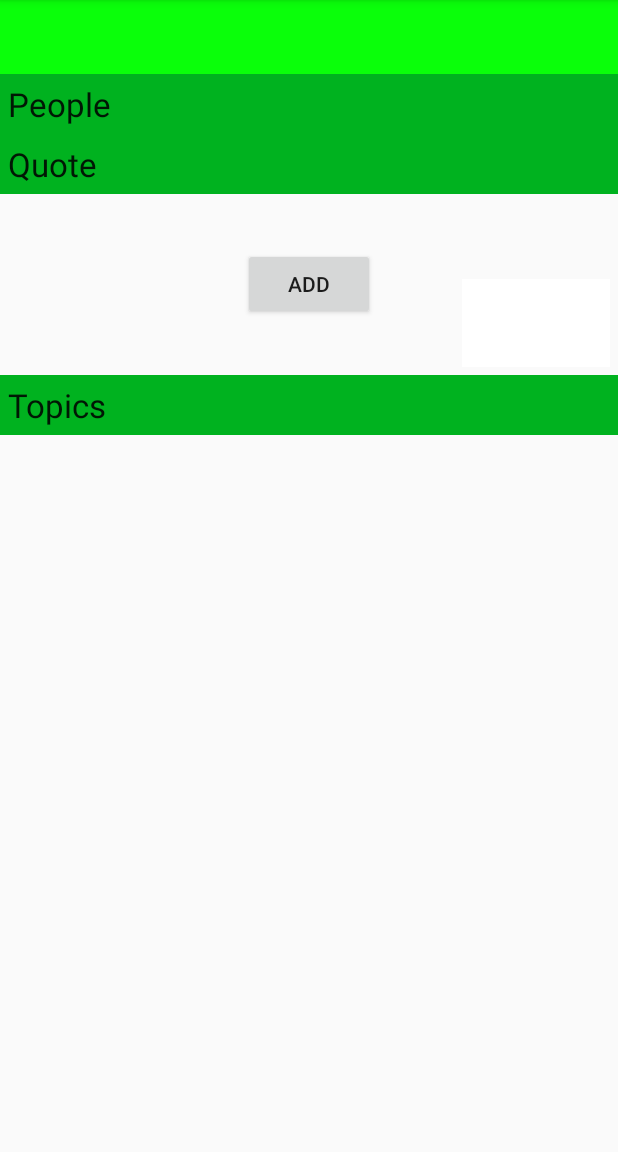
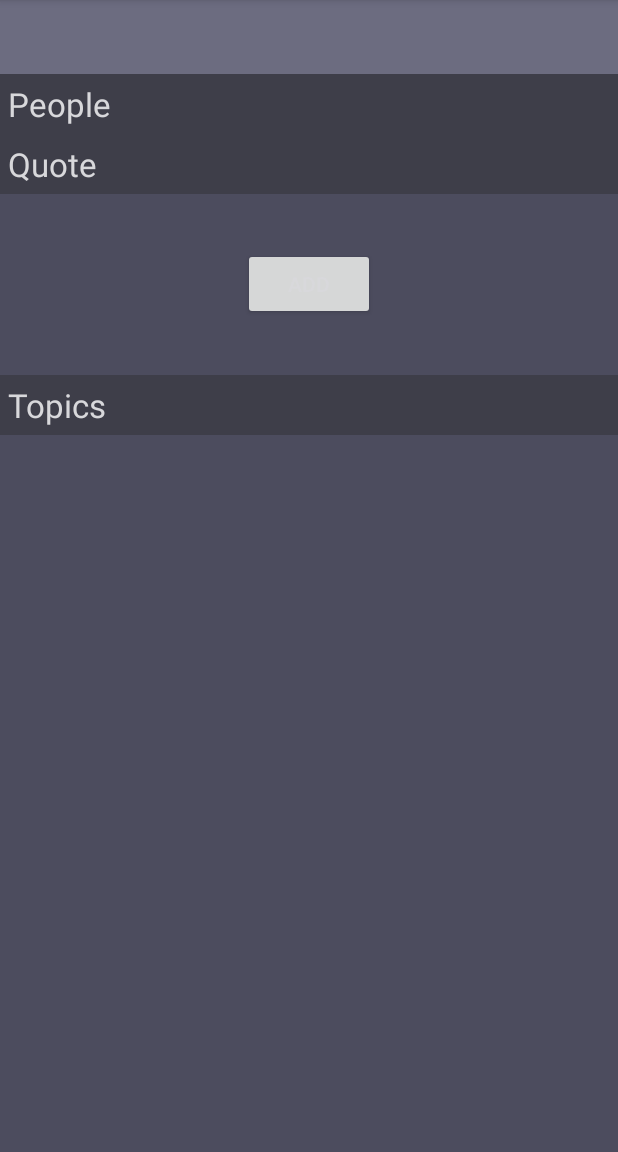
Before and after one commit to spacifici/nww, an Android app: the layout fragment_share_main.xml on its own in the app's theme, with its tools: preview values and no code run, on a phone screen of 412 x 824 dp, the part 84-1236 px from its top. Run offline under Robolectric (Android 15) with nearby library versions, the phone set to English and light mode, and no system bars.

Commit message:
Colors aligned to others product

```diff
--- a/android/app/src/main/java/com/nww/munich/newssharer/sharing/MainFragment.java
+++ b/android/app/src/main/java/com/nww/munich/newssharer/sharing/MainFragment.java
@@ -138,6 +138,7 @@ public class MainFragment extends Fragment implements OnClickListener {
                 CheckBox checkBox = new CheckBox(getActivity());
 
                 checkBox.setText(name);
+                checkBox.setTextColor(getResources().getColor(R.color.default_text_color));
                 LayoutParams layoutParams = new LayoutParams(LayoutParams.MATCH_PARENT, LayoutParams.WRAP_CONTENT);
                 int margin = getResources().getDimensionPixelSize(R.dimen.gridviews_padding);
                 layoutParams.setMargins(margin, margin, margin, margin);
--- a/android/app/src/main/res/layout/fragment_share_main.xml
+++ b/android/app/src/main/res/layout/fragment_share_main.xml
@@ -1,7 +1,8 @@
 <?xml version="1.0" encoding="utf-8"?>
 
 <ScrollView xmlns:android="http://schemas.android.com/apk/res/android"
-    android:layout_width="match_parent" android:layout_height="match_parent">
+    android:layout_width="match_parent" android:layout_height="match_parent"
+    android:background="@color/common_background">
 
     <LinearLayout
         android:orientation="vertical"
@@ -19,7 +20,8 @@
                 android:textAppearance="?android:attr/textAppearanceLarge"
                 android:id="@+id/titleTextView"
                 android:layout_margin="10dp"
-                android:ellipsize="end" />
+                android:ellipsize="end"
+                android:textColor="@color/default_text_color" />
         </FrameLayout>
 
         <LinearLayout
@@ -36,7 +38,8 @@
                 android:text="@string/people"
                 android:id="@+id/textView"
                 android:layout_weight="1"
-                android:layout_gravity="center_vertical" />
+                android:layout_gravity="center_vertical"
+                android:textColor="@color/default_text_color" />
 
         </LinearLayout>
 
@@ -62,7 +65,8 @@
                 android:text="@string/quote"
                 android:id="@+id/textView2"
                 android:layout_weight="1"
-                android:layout_gravity="center_vertical" />
+                android:layout_gravity="center_vertical"
+                android:textColor="@color/default_text_color" />
 
         </LinearLayout>
 
@@ -76,20 +80,22 @@
                 android:layout_height="wrap_content"
                 android:textAppearance="?android:attr/textAppearanceMedium"
                 android:id="@+id/quoteTextView"
-                android:lines="5" />
+                android:lines="5"
+                android:textColor="@color/default_text_color" />
 
             <Button
                 android:layout_width="wrap_content"
                 android:layout_height="wrap_content"
                 android:text="@string/add_new"
                 android:id="@+id/addQuoteButton"
-                android:layout_gravity="center" />
+                android:layout_gravity="center"
+                android:textColor="@color/default_text_color" />
 
             <FrameLayout
                 android:layout_width="wrap_content"
                 android:layout_height="wrap_content"
                 android:layout_gravity="bottom|right"
-                android:background="@android:color/white"
+                android:background="@color/common_background"
                 android:padding="@dimen/gridviews_padding">
 
                 <Button
@@ -97,7 +103,8 @@
                     android:layout_height="wrap_content"
                     android:text="@string/change"
                     android:id="@+id/changeQuoteButton"
-                    android:visibility="invisible" />
+                    android:visibility="invisible"
+                    android:textColor="@color/default_text_color" />
             </FrameLayout>
         </FrameLayout>
 
@@ -115,7 +122,8 @@
                 android:text="@string/topics"
                 android:id="@+id/textView4"
                 android:layout_weight="1"
-                android:layout_gravity="center_vertical" />
+                android:layout_gravity="center_vertical"
+                android:textColor="@color/default_text_color" />
         </LinearLayout>
 
         <LinearLayout
--- a/android/app/src/main/res/layout/person_view_layout.xml
+++ b/android/app/src/main/res/layout/person_view_layout.xml
@@ -3,7 +3,8 @@
 <LinearLayout xmlns:android="http://schemas.android.com/apk/res/android"
     android:orientation="horizontal" android:layout_width="match_parent"
     android:layout_height="wrap_content"
-    android:gravity="center_vertical">
+    android:gravity="center_vertical"
+    android:background="@color/common_background">
 
     <CheckBox
         android:layout_width="wrap_content"
@@ -27,13 +28,15 @@
             android:layout_height="wrap_content"
             android:textAppearance="?android:attr/textAppearanceMedium"
             android:text="@string/people"
-            android:id="@+id/nameTextView" />
+            android:id="@+id/nameTextView"
+            android:textColor="@color/default_text_color" />
 
         <TextView
             android:layout_width="wrap_content"
             android:layout_height="wrap_content"
             android:textAppearance="?android:attr/textAppearanceSmall"
             android:text="@string/error_parsing_backend_response"
-            android:id="@+id/positionTextView" />
+            android:id="@+id/positionTextView"
+            android:textColor="@color/default_text_color" />
     </LinearLayout>
 </LinearLayout>
--- a/android/app/src/main/res/values/colors.xml
+++ b/android/app/src/main/res/values/colors.xml
@@ -1,5 +1,7 @@
 <?xml version="1.0" encoding="utf-8"?>
 <resources>
-    <color name="section_title_background">#ff00b21f</color>
-    <color name="article_title_background">#ff0aff0a</color>
+    <color name="section_title_background">#ff3e3e49</color>
+    <color name="article_title_background">#ff6c6c80</color>
+    <color name="common_background">#ff4c4c5e</color>
+    <color name="default_text_color">#ffd8d8db</color>
 </resources>
```
